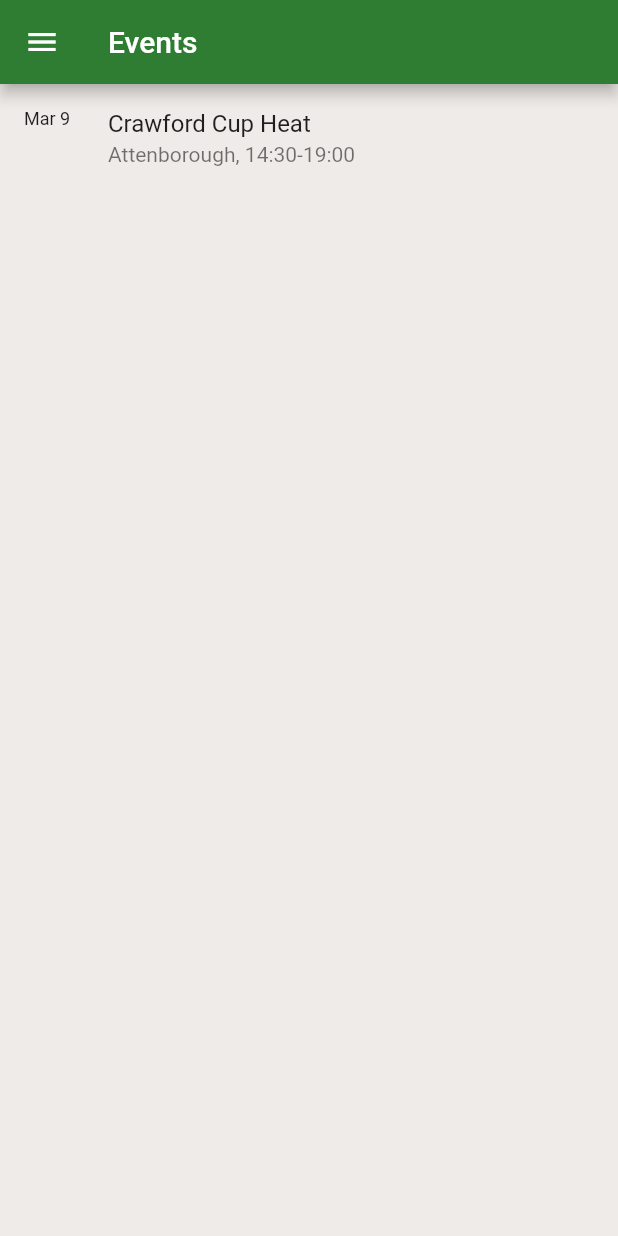
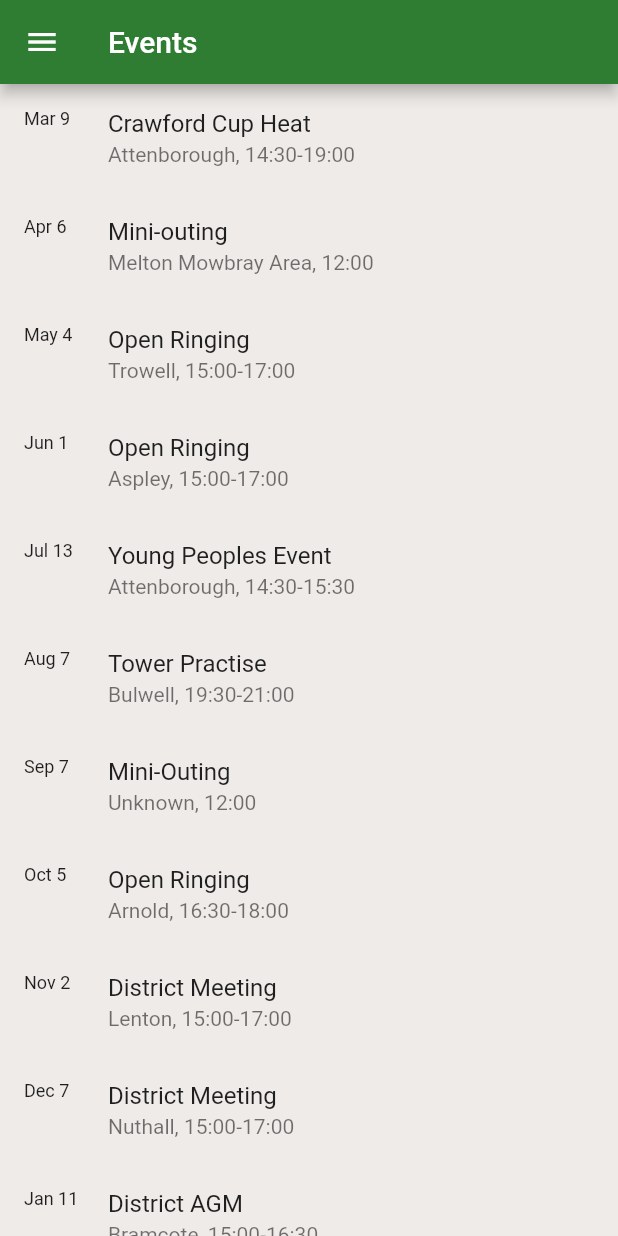
Before and after one commit to chrisjfield/NottinghamDistrictBellringingApp, a Flutter app: the Events screen opened by its route, on a phone screen of 412 x 824 dp. Run offline on Flutter 3.47's test engine with Material 2 defaults, Android fonts, the phone set to English and light mode, and no system bars; our stand-ins replace flutter_local_notifications, font_awesome_flutter; network calls fail.

Commit message:
2019 update

```diff
--- a/lib/settings/EventList.dart
+++ b/lib/settings/EventList.dart
@@ -4,141 +4,6 @@ class EventList {
   static final List<EventDetail> eventList = [
     EventDetail(
       eventID: 1,
-      title: 'Bob Doubles Workshop',
-      startTime: DateTime(2018, 7, 7, 10),
-      location: 'Arnold',
-      description:
-          '''If you can already reliably ring the treble to Plain Bob Doubles or Minor,'''
-          ''' or have started to ring Bob Doubles and want some practice then this is for you.''',
-      endTime: DateTime(2018, 7, 7, 12),
-      dedication: 'S Mary',
-      postcode: 'NG5 8HG',
-      doveId: 'ARNOLD',
-    ),
-    EventDetail(
-      eventID: 2,
-      title: 'Bob Triples Workshop',
-      startTime: DateTime(2018, 7, 7, 10),
-      location: 'Attenborough',
-      description:
-          '''This event is for those who want to move on from Plain Bob Minor'''
-          '''or Trebling on 7 or 8 and those wanting to practice Plain Bob Triples or Major.''',
-      endTime: DateTime(2018, 7, 7, 12),
-      dedication: 'S Mary V',
-      postcode: 'NG9 6AS',
-      doveId: 'ATTENBOROU',
-    ),
-    EventDetail(
-      eventID: 3,
-      title: 'Tower Practise',
-      startTime: DateTime(2018, 8, 6, 19, 30),
-      location: 'Aspley',
-      description: '''Monday night district practise at Aspley.
-
-All abilities welcome, methods will include:
-Plain bob, Grandsire, Stedman and Yorkshire Major
-''',
-      endTime: DateTime(2018, 8, 6, 21),
-      dedication: 'S Margaret',
-      postcode: 'NG8 5JB',
-      doveId: 'NOTTINGMAS',
-    ),
-    EventDetail(
-        eventID: 4,
-        title: 'Mini Outing',
-        startTime: DateTime(2018, 9, 8, 10),
-        location: 'Unknown',
-        description: '''Afternoon district outing.
-
-      Normally 3 towers and optional pub dinner.
-
-      Location tbd
-'''),
-    EventDetail(
-      eventID: 5,
-      title: 'District Meeting and Barn Dance',
-      startTime: DateTime(2018, 10, 6, 16, 30),
-      location: 'Nuthall',
-      description: '''District Meeting at Nuthall.
-
-Tickets for the Barn dance will be sold, please check future communications.
-
-All abilities welcome, methods will include:
-Plain bob, Grandsire, Stedman and Yorkshire Major
-''',
-      endTime: DateTime(2018, 10, 6, 22),
-      dedication: 'S Patrick',
-      postcode: 'NG16 1DT',
-      doveId: 'NUTHALL',
-    ),
-    EventDetail(
-      eventID: 6,
-      title: 'District Meeting',
-      startTime: DateTime(2018, 11, 3, 15, 30),
-      location: 'Nottingham',
-      description: '''District Meeting at All Saints.
-
-Tickets for the Barn dance will be sold, please check future communications.
-
-All abilities welcome, methods will include:
-Plain bob, Grandsire, Stedman, plain hunt and little bob royal.
-''',
-      endTime: DateTime(2018, 11, 3, 17, 00),
-      dedication: 'All Saints',
-      postcode: 'NG7 4DL',
-      doveId: 'NOTTINGM+A',
-    ),
-    EventDetail(
-      eventID: 7,
-      title: 'District Meeting and Mince Pies',
-      startTime: DateTime(2018, 12, 1, 16),
-      location: 'Beeston',
-      description: '''District Meeting at Beeston.
-
-Mince pies throught for a Christmas meeting, festive hats welcome!
-
-All abilities welcome, methods will include:
-Plain bob, Grandsire, Stedman and Superlative Major.
-''',
-      endTime: DateTime(2018, 12, 1, 18),
-      dedication: 'S John Bapt',
-      postcode: 'NG9 2JJ',
-      doveId: 'BEESTON',
-    ),
-    EventDetail(
-      eventID: 8,
-      title: 'District Meeting and AGM',
-      startTime: DateTime(2019, 1, 12, 15),
-      location: 'Daybrook',
-      description: '''District Meeting at Daybrook.
-
-Service and AGM will follow ringing. Names will be required for a ringers tea nearer the time.
-
-All abilities welcome, methods will include:
-Plain bob, Grandsire, Stedman and St Clements.
-''',
-      endTime: DateTime(2019, 1, 12, 18),
-      dedication: 'S Paul',
-      postcode: 'NG5 6HW',
-      doveId: 'DAYBROOK',
-    ),
-    EventDetail(
-      eventID: 9,
-      title: 'District Meeting',
-      startTime: DateTime(2019, 2, 2, 15),
-      location: 'Nottingham',
-      description: '''District Meeting at St Marys.
-
-All abilities welcome, methods will include:
-Plain hunt, Plain bob, Grandsire, Stedman and possibly some surpise max.
-''',
-      endTime: DateTime(2019, 2, 2, 17),
-      dedication: 'S Mary V',
-      postcode: 'NG1 1PZ',
-      doveId: 'NOTTINGM+M',
-    ),
-    EventDetail(
-      eventID: 10,
       title: 'Crawford Cup Heat',
       startTime: DateTime(2019, 3, 9, 14, 30),
       location: 'Attenborough',
@@ -151,5 +16,187 @@ Names for ringers tea will be required nearer the time.
       postcode: 'NG9 6AS',
       doveId: 'ATTENBOROU',
     ),
+    EventDetail(
+      eventID: 2,
+      title: 'Mini-outing',
+      startTime: DateTime(2019, 4, 6, 12),
+      location: 'Melton Mowbray Area',
+      description:
+          '''An afternoon of ringing with an optional pub dinner to follow''',
+    ),
+    EventDetail(
+      eventID: 3,
+      title: 'Open Ringing',
+      startTime: DateTime(2019, 5, 4, 15),
+      location: 'Trowell',
+      description: '''All abilities welcome, methods will include:
+Plain bob, Grandsire, Stedman and Bourne Minor
+''',
+      endTime: DateTime(2019, 5, 4, 17),
+      dedication: 'S Helen',
+      postcode: 'NG9 3QW',
+      doveId: 'TROWELL',
+    ),
+    EventDetail(
+      eventID: 4,
+      title: 'Open Ringing',
+      startTime: DateTime(2019, 6, 1, 15),
+      location: 'Aspley',
+      description: '''All abilities welcome, methods will include:
+Plain bob, Grandsire, Stedman and Yorkshire Major
+''',
+      endTime: DateTime(2019, 6, 1, 17),
+      dedication: 'S Margaret',
+      postcode: 'NG8 5JB',
+      doveId: 'NOTTINGMAS',
+    ),
+    EventDetail(
+      eventID: 5,
+      title: 'Bob Doubles Workshop',
+      startTime: DateTime(2018, 7, 6, 10),
+      location: 'Daybrook',
+      description:
+          '''If you can already reliably ring the treble to Plain Bob Doubles or Minor,'''
+          ''' or have started to ring Bob Doubles and want some practice then this is for you.''',
+      endTime: DateTime(2018, 7, 6, 12),
+      dedication: 'S Paul',
+      postcode: 'NG5 6HW',
+      doveId: 'DAYBROOK',
+    ),
+    EventDetail(
+      eventID: 6,
+      title: 'Bob Triples Workshop',
+      startTime: DateTime(2018, 7, 6, 10),
+      location: 'Beeston',
+      description:
+          '''This event is for those who want to move on from Plain Bob Minor'''
+          '''or Trebling on 7 or 8 and those wanting to practice Plain Bob Triples or Major.''',
+      endTime: DateTime(2018, 7, 6, 12),
+      dedication: 'S John Bapt',
+      postcode: 'NG9 2JJ',
+      doveId: 'BEESTON',
+    ),
+    EventDetail(
+      eventID: 7,
+      title: 'Young Peoples Event',
+      startTime: DateTime(2019, 7, 13, 14, 30),
+      location: 'Attenborough',
+      description:
+          '''Ringing at Attenborough, followed by a bike ride around the nature reserve.
+
+Strictly under 18's ONLY!
+''',
+      endTime: DateTime(2019, 7, 13, 15, 30),
+      dedication: 'S Mary V',
+      postcode: 'NG9 6AS',
+      doveId: 'ATTENBOROU',
+    ),
+    EventDetail(
+      eventID: 8,
+      title: 'Tower Practise',
+      startTime: DateTime(2019, 8, 7, 19, 30),
+      location: 'Bulwell',
+      description: '''Join in at the Bulwell practise night.
+
+All abilities welcome, methods will include:
+Plain bob, Grandsire, Stedman and Yorkshire Major
+''',
+      endTime: DateTime(2019, 8, 7, 21),
+      dedication: 'S Mary V & All Souls',
+      postcode: 'NG6 9AE',
+      doveId: 'NOTTINGMBU',
+    ),
+    EventDetail(
+      eventID: 9,
+      title: 'Mini-Outing',
+      startTime: DateTime(2019, 9, 7, 12),
+      location: 'Unknown',
+      description: '''Our Autumn outing.
+
+Details nearer the time.
+''',
+    ),
+    EventDetail(
+      eventID: 10,
+      title: 'Open Ringing',
+      startTime: DateTime(2019, 10, 5, 16, 30),
+      location: 'Arnold',
+      description: '''All abilities welcome, methods will include:
+Plain bob, Grandsire, Stedman and Bourne Minor
+''',
+      endTime: DateTime(2019, 10, 5, 18),
+      dedication: 'S Mary',
+      postcode: 'NG5 8HG',
+      doveId: 'ARNOLD',
+    ),
+    EventDetail(
+      eventID: 11,
+      title: 'District Meeting',
+      startTime: DateTime(2019, 11, 2, 15),
+      location: 'Lenton',
+      description: '''All abilities welcome, methods will include:
+Plain bob, Grandsire, Stedman and Bourne Minor
+''',
+      endTime: DateTime(2019, 11, 2, 17),
+      dedication: 'Sacred & Undivided Trinity',
+      postcode: 'NG7 2FF',
+      doveId: 'NOTTINGMLE',
+    ),
+    EventDetail(
+      eventID: 12,
+      title: 'District Meeting',
+      startTime: DateTime(2019, 12, 7, 15),
+      location: 'Nuthall',
+      description: '''All abilities welcome, methods will include:
+Plain bob, Grandsire, Stedman and Bourne Minor
+
+Mince Pies and mulled wine to follow the ringing.
+''',
+      endTime: DateTime(2019, 12, 7, 17),
+      dedication: 'S Patrick',
+      postcode: 'NG16 1DT',
+      doveId: 'NUTHALL',
+    ),
+    EventDetail(
+      eventID: 13,
+      title: 'District AGM',
+      startTime: DateTime(2020, 1, 11, 15),
+      location: 'Bramcote',
+      description: '''Ringing and a service followed by the AGM and a tea.
+
+Names for tea needed nearer the time.
+''',
+      endTime: DateTime(2020, 1, 11, 16, 30),
+      dedication: 'S Michael & All Angels',
+      postcode: 'NG9 3HD',
+      doveId: 'BRAMCOTE',
+    ),
+    EventDetail(
+      eventID: 14,
+      title: 'District Meeting',
+      startTime: DateTime(2020, 2, 1, 15),
+      location: 'Nottingham St Peters',
+      description: '''All abilities welcome, methods will include:
+Plain bob, Grandsire, Stedman and possibly some Surprise Max
+''',
+      endTime: DateTime(2020, 2, 1, 17),
+      dedication: 'S Peter',
+      postcode: 'NG1 7DA',
+      doveId: 'NOTTINGM+P',
+    ),
+    EventDetail(
+      eventID: 15,
+      title: 'Crawford Cup Heat',
+      startTime: DateTime(2020, 3, 7, 14, 30),
+      location: 'Stapleford',
+      description: '''Nottingham district crawford cup heat.
+
+Names for ringers tea will be required nearer the time.
+''',
+      endTime: DateTime(2020, 3, 7, 19),
+      dedication: 'S Helen',
+      postcode: 'NG9 8GB',
+      doveId: 'STAPLEFRDN',
+    ),
   ];
 }
```
Also changed, not shown: 1 other file.
